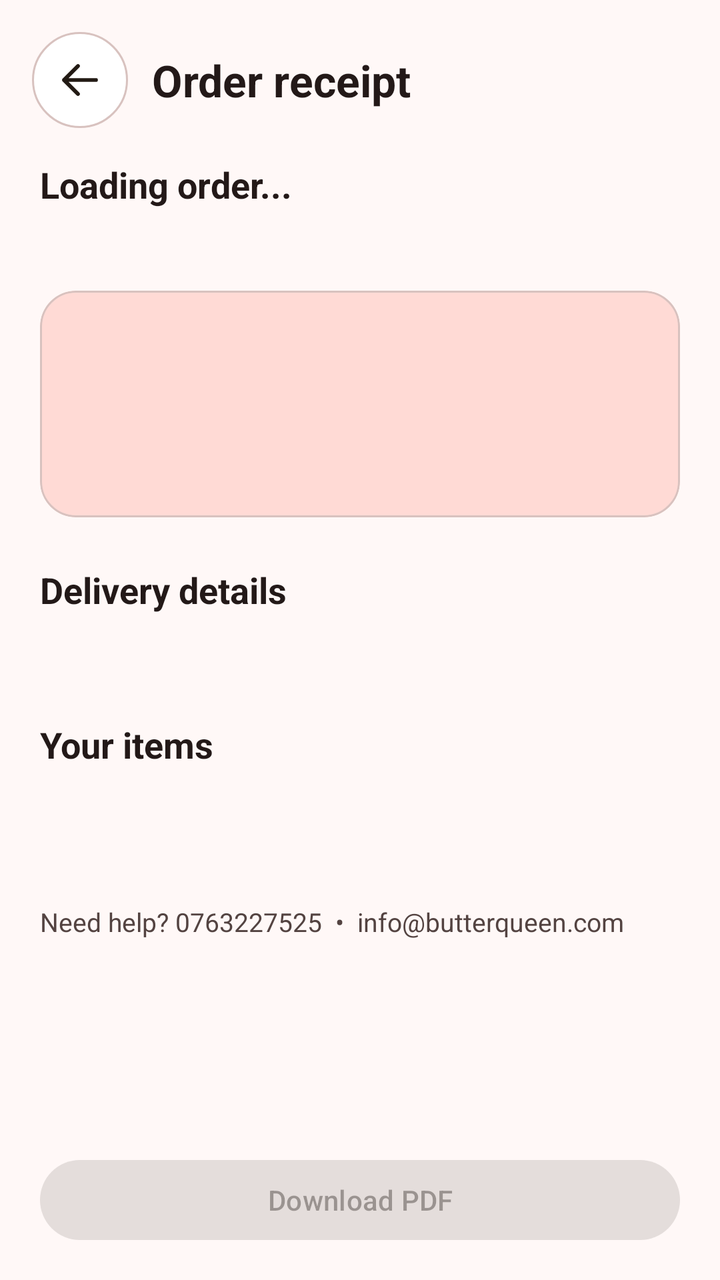
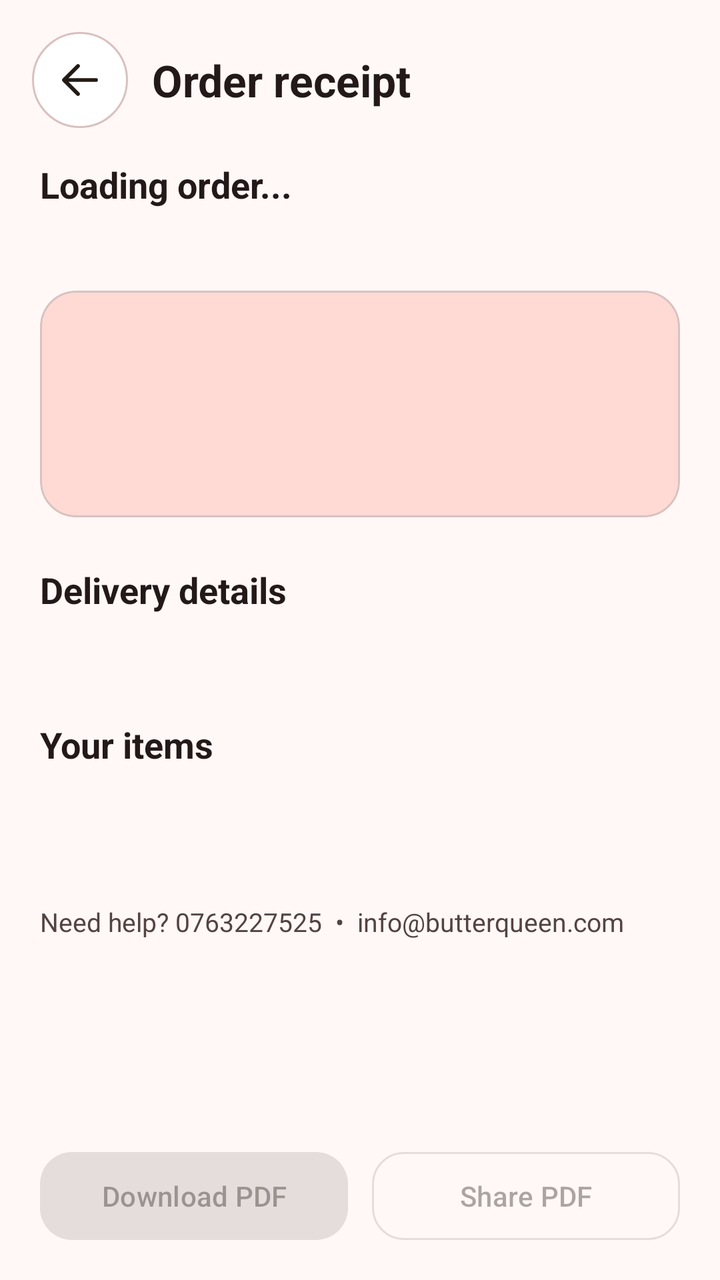

An Android layout rendered at two revisions. The XML below is the earlier revision; the diff shows what the commit changed to produce the second picture.
<!-- AndroidManifest.xml: application theme Theme.ButterQueen -->
<!-- res/layout/activity_order_receipt.xml -->
<?xml version="1.0" encoding="utf-8"?>
<LinearLayout xmlns:android="http://schemas.android.com/apk/res/android"
    xmlns:app="http://schemas.android.com/apk/res-auto"
    android:id="@+id/receiptRoot"
    android:layout_width="match_parent"
    android:layout_height="match_parent"
    android:background="@color/md_theme_background"
    android:orientation="vertical">

    <LinearLayout
        android:layout_width="match_parent"
        android:layout_height="wrap_content"
        android:gravity="center_vertical"
        android:padding="16dp">
        <ImageButton
            android:id="@+id/receiptBack"
            android:layout_width="48dp"
            android:layout_height="48dp"
            android:background="@drawable/bg_bq_icon_surface"
            android:contentDescription="Back to orders"
            android:padding="12dp"
            android:src="@drawable/ic_bq_back"
            android:tint="@color/md_theme_onSurface" />
        <TextView
            android:layout_width="wrap_content"
            android:layout_height="wrap_content"
            android:layout_marginStart="12dp"
            android:text="Order receipt"
            android:textColor="@color/md_theme_onBackground"
            android:textSize="22sp"
            android:textStyle="bold" />
    </LinearLayout>

    <ScrollView
        android:layout_width="match_parent"
        android:layout_height="0dp"
        android:layout_weight="1"
        android:fillViewport="true">
        <LinearLayout
            android:layout_width="match_parent"
            android:layout_height="wrap_content"
            android:orientation="vertical"
            android:paddingStart="20dp"
            android:paddingEnd="20dp"
            android:paddingBottom="24dp">

            <TextView
                android:id="@+id/receiptReference"
                android:layout_width="match_parent"
                android:layout_height="wrap_content"
                android:text="Loading order..."
                android:textColor="@color/md_theme_onBackground"
                android:textIsSelectable="true"
                android:textSize="18sp"
                android:textStyle="bold" />
            <TextView
                android:id="@+id/receiptDate"
                android:layout_width="match_parent"
                android:layout_height="wrap_content"
                android:layout_marginTop="4dp"
                android:textColor="@color/md_theme_onSurfaceVariant"
                android:textSize="14sp" />

            <com.google.android.material.card.MaterialCardView
                android:layout_width="match_parent"
                android:layout_height="wrap_content"
                android:layout_marginTop="18dp"
                app:cardCornerRadius="18dp"
                app:cardBackgroundColor="@color/md_theme_primaryContainer" app:strokeColor="@color/md_theme_outlineVariant" app:strokeWidth="1dp">
                <LinearLayout
                    android:layout_width="match_parent"
                    android:layout_height="wrap_content"
                    android:orientation="vertical"
                    android:padding="18dp">
                    <TextView
                        android:id="@+id/receiptOrderStatus"
                        android:layout_width="match_parent"
                        android:layout_height="wrap_content"
                        android:textColor="@color/md_theme_onPrimaryContainer"
                        android:textSize="17sp"
                        android:textStyle="bold" />
                    <TextView
                        android:id="@+id/receiptPayment"
                        android:layout_width="match_parent"
                        android:layout_height="wrap_content"
                        android:layout_marginTop="8dp"
                        android:textColor="@color/md_theme_onPrimaryContainer"
                        android:textSize="14sp" />
                    <TextView
                        android:id="@+id/receiptNotice"
                        android:layout_width="match_parent"
                        android:layout_height="wrap_content"
                        android:layout_marginTop="10dp"
                        android:textColor="@color/md_theme_onPrimaryContainer"
                        android:textSize="13sp" />
                </LinearLayout>
            </com.google.android.material.card.MaterialCardView>

            <TextView
                android:layout_width="match_parent"
                android:layout_height="wrap_content"
                android:layout_marginTop="24dp"
                android:text="Delivery details"
                android:textColor="@color/md_theme_onBackground"
                android:textSize="18sp"
                android:textStyle="bold" />
            <TextView
                android:id="@+id/receiptCustomer"
                android:layout_width="match_parent"
                android:layout_height="wrap_content"
                android:layout_marginTop="10dp"
                android:textColor="@color/md_theme_onBackground"
                android:textSize="14sp"
                android:textIsSelectable="true" />

            <TextView
                android:layout_width="match_parent"
                android:layout_height="wrap_content"
                android:layout_marginTop="24dp"
                android:text="Your items"
                android:textColor="@color/md_theme_onBackground"
                android:textSize="18sp"
                android:textStyle="bold" />
            <LinearLayout
                android:id="@+id/receiptItems"
                android:layout_width="match_parent"
                android:layout_height="wrap_content"
                android:orientation="vertical" />

            <TextView
                android:id="@+id/receiptTotals"
                android:layout_width="match_parent"
                android:layout_height="wrap_content"
                android:layout_marginTop="22dp"
                android:textColor="@color/md_theme_onBackground"
                android:textSize="16sp"
                android:textStyle="bold" />
            <TextView
                android:layout_width="match_parent"
                android:layout_height="wrap_content"
                android:layout_marginTop="24dp"
                android:text="Need help? 0763227525  •  info@butterqueen.com"
                android:textColor="@color/md_theme_onSurfaceVariant"
                android:textSize="13sp" />
        </LinearLayout>
    </ScrollView>

    <com.google.android.material.button.MaterialButton
        android:id="@+id/receiptDownload"
        android:layout_width="match_parent"
        android:layout_height="wrap_content"
        android:layout_marginStart="20dp"
        android:layout_marginEnd="20dp"
        android:layout_marginBottom="16dp"
        android:enabled="false"
        android:text="Download PDF" />
</LinearLayout>
<!-- resources referenced by this layout -->
<resources>
  <color name="md_theme_background">#FFF8F7</color>
  <color name="md_theme_onBackground">#231918</color>
  <color name="md_theme_onPrimaryContainer">#73342D</color>
  <color name="md_theme_onSurface">#221A14</color>
  <color name="md_theme_onSurfaceVariant">#534341</color>
  <color name="md_theme_outlineVariant">#D8C2BF</color>
  <color name="md_theme_primaryContainer">#FFDAD5</color>
  <!-- drawable bg_bq_icon_surface (drawable) -->
  <shape xmlns:android="http://schemas.android.com/apk/res/android" android:shape="oval"><solid android:color="@color/md_theme_surfaceContainerLowest"/><stroke android:width="1dp" android:color="@color/md_theme_outlineVariant"/></shape>
  <!-- drawable ic_bq_back (drawable) -->
  <vector xmlns:android="http://schemas.android.com/apk/res/android"
      android:width="24dp" android:height="24dp"
      android:viewportWidth="24" android:viewportHeight="24">
      <path android:fillColor="@android:color/transparent"
          android:strokeColor="#FF000000" android:strokeWidth="1.9"
          android:strokeLineCap="round" android:strokeLineJoin="round"
          android:pathData="M20,12 H4 M11,5 L4,12 11,19" />
  </vector>
  <color name="md_theme_surfaceContainerLowest">#FFFFFF</color>
  <color name="md_theme_primary">#904A42</color>
  <color name="md_theme_onPrimary">#FFFFFF</color>
  <color name="md_theme_secondary">#775652</color>
  <color name="md_theme_onSecondary">#FFFFFF</color>
  <color name="md_theme_secondaryContainer">#FFDAD5</color>
  <color name="md_theme_onSecondaryContainer">#5D3F3B</color>
  <color name="md_theme_tertiary">#835415</color>
  <color name="md_theme_onTertiary">#FFFFFF</color>
  <color name="md_theme_tertiaryContainer">#FFDDBA</color>
  <color name="md_theme_onTertiaryContainer">#673D00</color>
  <color name="md_theme_error">#BA1A1A</color>
  <color name="md_theme_onError">#FFFFFF</color>
  <color name="md_theme_errorContainer">#FFDAD6</color>
  <color name="md_theme_onErrorContainer">#93000A</color>
  <color name="md_theme_surface">#FFF8F5</color>
  <color name="md_theme_surfaceVariant">#F5DDDA</color>
  <color name="md_theme_outline">#857370</color>
  <!-- unchanged entries left out for length: 1 -->
</resources>

<!-- the commit's change to res/layout/activity_order_receipt.xml (unified diff, before → after) -->
@@ -145,13 +145,35 @@
         </LinearLayout>
     </ScrollView>
 
-    <com.google.android.material.button.MaterialButton
-        android:id="@+id/receiptDownload"
+    <LinearLayout
         android:layout_width="match_parent"
         android:layout_height="wrap_content"
         android:layout_marginStart="20dp"
         android:layout_marginEnd="20dp"
         android:layout_marginBottom="16dp"
-        android:enabled="false"
-        android:text="Download PDF" />
+        android:orientation="horizontal">
+
+        <com.google.android.material.button.MaterialButton
+            android:id="@+id/receiptDownload"
+            android:layout_width="0dp"
+            android:layout_height="52dp"
+            android:layout_weight="1"
+            android:layout_marginEnd="6dp"
+            android:enabled="false"
+            android:text="Download PDF"
+            android:textAllCaps="false"
+            app:cornerRadius="16dp" />
+
+        <com.google.android.material.button.MaterialButton
+            android:id="@+id/receiptShare"
+            style="@style/Widget.Material3.Button.OutlinedButton"
+            android:layout_width="0dp"
+            android:layout_height="52dp"
+            android:layout_weight="1"
+            android:layout_marginStart="6dp"
+            android:enabled="false"
+            android:text="Share PDF"
+            android:textAllCaps="false"
+            app:cornerRadius="16dp" />
+    </LinearLayout>
 </LinearLayout>
